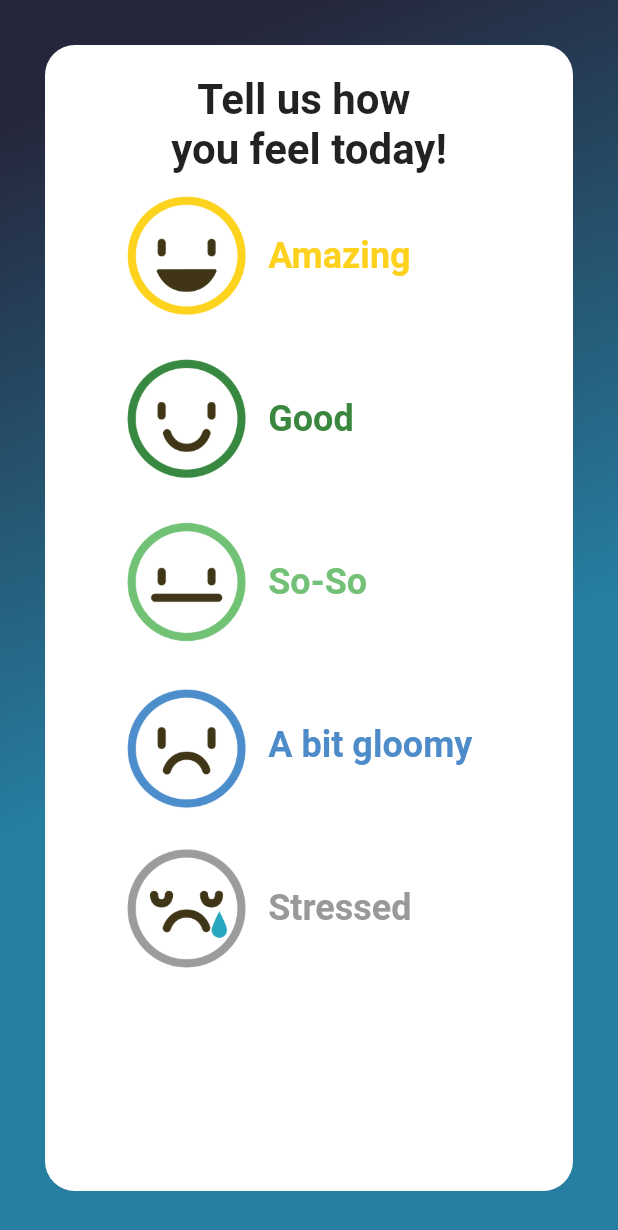
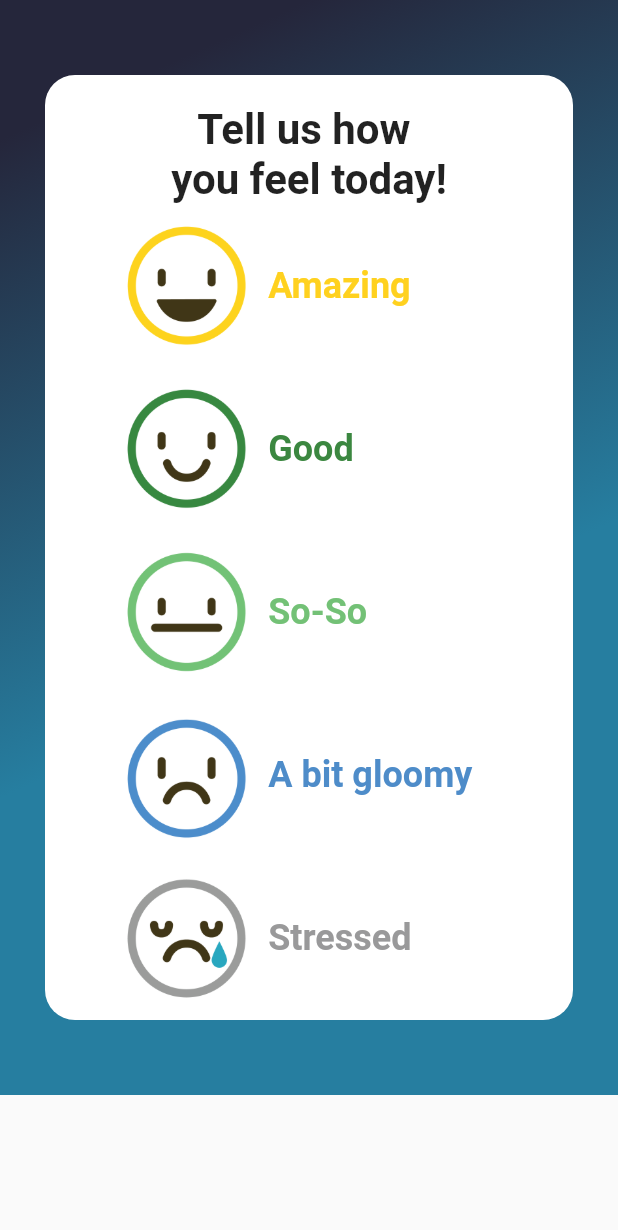
Before and after one commit to wincentrtz/carebuddy, a Flutter app: the DailyMoodPage screen opened by its route, on a phone screen of 412 x 824 dp. Shown: the top 1230 px of the screen. Run offline on Flutter 3.47's test engine with Material 2 defaults, Android fonts, the light colour scheme and no system bars; our stand-ins replace auto_size_text, datetime_picker_formfield, flutter_colorpicker, shared_preferences; missing offline and left inert: flutter_calendar; accounts and stored records are empty; statements that could not run were skipped.

Commit message:
Fixed Scroll On Mood

```diff
--- a/lib/main.dart
+++ b/lib/main.dart
@@ -141,7 +141,7 @@ class _MyAppState extends State<MyApp> {
     });
 
     setState(() {
-      moodTrends = newMoodTrends;
+      moodTrends = newMoodTrends.reversed.toList();
     });
   }
 
@@ -281,7 +281,7 @@ class _MyAppState extends State<MyApp> {
       ),
       routes: {
         '/': (BuildContext context) {
-          if (!userPref) {
+          if (userPref) {
             if (dateDiff) {
               return DailyMoodPage(moods);
             } else {
--- a/lib/pages/daily-mood-detail.dart
+++ b/lib/pages/daily-mood-detail.dart
@@ -75,6 +75,7 @@ class _DailyMoodDetailPageState extends State<DailyMoodDetailPage> {
 
   @override
   Widget build(BuildContext context) {
+    final deviceWidth = MediaQuery.of(context).size.width;
     // TODO: implement build
     return Scaffold(
       body: SingleChildScrollView(
@@ -136,6 +137,7 @@ class _DailyMoodDetailPageState extends State<DailyMoodDetailPage> {
                           widget._mood.hexToColor(widget._mood.moodColorTheme),
                       borderRadius: BorderRadius.circular(10.0),
                     ),
+                    width: deviceWidth,
                     child: Text(
                       'What\'s happening at the moment?',
                       style: TextStyle(
--- a/lib/pages/daily-mood.dart
+++ b/lib/pages/daily-mood.dart
@@ -66,9 +66,9 @@ class DailyMoodPage extends StatelessWidget {
   }
 
   Widget build(BuildContext context) {
-    final double deviceWidth = MediaQuery.of(context).size.width;
     return Scaffold(
-      body: Container(
+      body: SingleChildScrollView(
+        child: Container(
           decoration: BoxDecoration(
             gradient: LinearGradient(
               begin: Alignment.topCenter,
@@ -78,10 +78,8 @@ class DailyMoodPage extends StatelessWidget {
               tileMode: TileMode.clamp, // repeats the gradient over the canvas
             ),
           ),
-        width: deviceWidth,
-        padding: EdgeInsets.all(10.0),
+          padding: EdgeInsets.symmetric(horizontal: 10.0, vertical: 30.0),
           child: Container(
-          width: deviceWidth * 0.8,
             margin: EdgeInsets.all(20),
             decoration: BoxDecoration(
                 color: Colors.white, borderRadius: BorderRadius.circular(20.0)),
@@ -119,6 +117,7 @@ class DailyMoodPage extends StatelessWidget {
             ),
           ),
         ),
+      ),
     );
   }
 }
```
Also changed, not shown: lib/pages/home.dart (+4 -4 lines), lib/pages/login.dart (+29 -2 lines), lib/pages/mood.dart (+4 -3 lines). Lines whose indentation alone changed are shown as unchanged.
